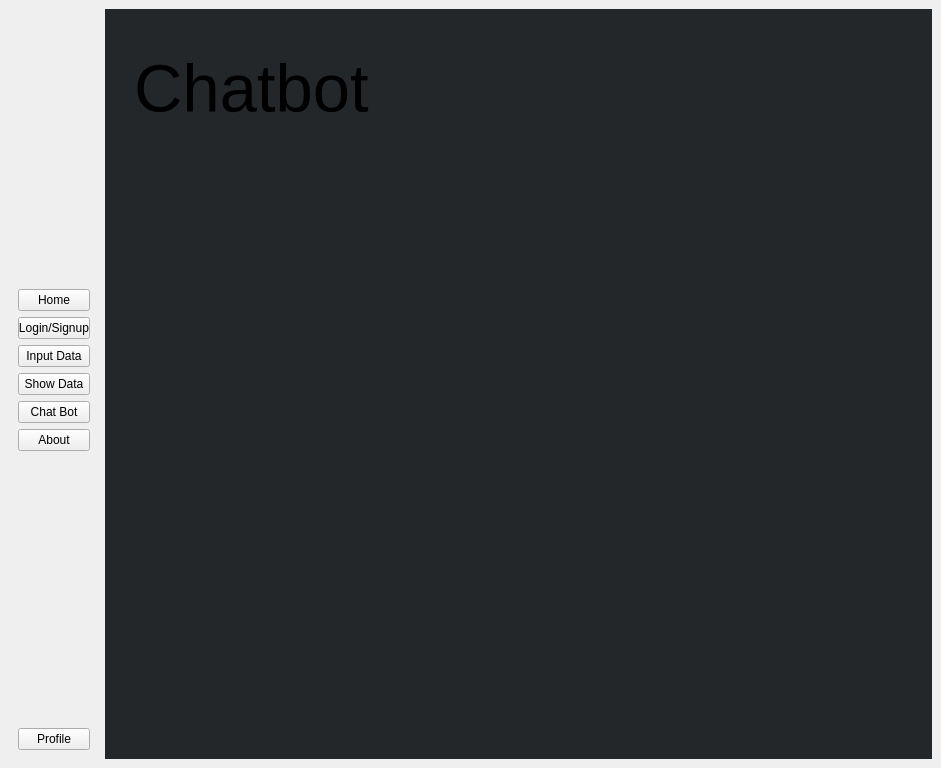
Old version of the form UI/Master.ui in the repository AtlasCJr/pfm.
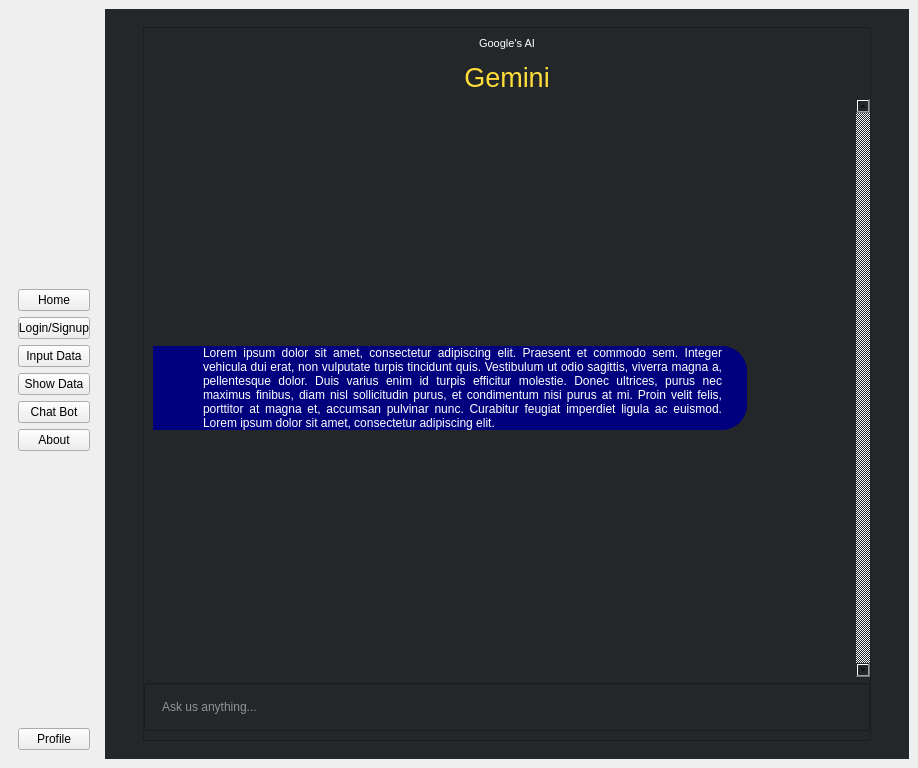
New version of the form. The open tabs and pages were chosen to show the change. Icons and pictures are not drawn.

```diff
--- a/UI/Master.ui
+++ b/UI/Master.ui
@@ -6,7 +6,7 @@
    <rect>
     <x>0</x>
     <y>0</y>
-    <width>941</width>
+    <width>918</width>
     <height>768</height>
    </rect>
   </property>
@@ -1136,24 +1136,220 @@
           </widget>
          </widget>
          <widget class="QWidget" name="chatBot">
-          <widget class="QLabel" name="label_5">
-           <property name="geometry">
-            <rect>
-             <x>20</x>
-             <y>20</y>
-             <width>291</width>
-             <height>101</height>
-            </rect>
-           </property>
-           <property name="font">
-            <font>
-             <pointsize>50</pointsize>
-            </font>
-           </property>
-           <property name="text">
-            <string>Chatbot</string>
-           </property>
-          </widget>
+          <layout class="QHBoxLayout" name="horizontalLayout_6">
+           <item>
+            <spacer name="horizontalSpacer_5">
+             <property name="orientation">
+              <enum>Qt::Horizontal</enum>
+             </property>
+             <property name="sizeType">
+              <enum>QSizePolicy::Minimum</enum>
+             </property>
+             <property name="sizeHint" stdset="0">
+              <size>
+               <width>20</width>
+               <height>20</height>
+              </size>
+             </property>
+            </spacer>
+           </item>
+           <item>
+            <widget class="QFrame" name="frame_7">
+             <property name="frameShape">
+              <enum>QFrame::StyledPanel</enum>
+             </property>
+             <property name="frameShadow">
+              <enum>QFrame::Raised</enum>
+             </property>
+             <layout class="QVBoxLayout" name="verticalLayout_8">
+              <property name="leftMargin">
+               <number>0</number>
+              </property>
+              <property name="rightMargin">
+               <number>0</number>
+              </property>
+              <item>
+               <widget class="QLabel" name="label_5">
+                <property name="sizePolicy">
+                 <sizepolicy hsizetype="Preferred" vsizetype="Maximum">
+                  <horstretch>0</horstretch>
+                  <verstretch>0</verstretch>
+                 </sizepolicy>
+                </property>
+                <property name="minimumSize">
+                 <size>
+                  <width>0</width>
+                  <height>50</height>
+                 </size>
+                </property>
+                <property name="maximumSize">
+                 <size>
+                  <width>16777215</width>
+                  <height>16777215</height>
+                 </size>
+                </property>
+                <property name="text">
+                 <string>&lt;!DOCTYPE HTML PUBLIC &quot;-//W3C//DTD HTML 4.0//EN&quot; &quot;http://www.w3.org/TR/REC-html40/strict.dtd&quot;&gt;
+&lt;html&gt;&lt;head&gt;&lt;meta name=&quot;qrichtext&quot; content=&quot;1&quot; /&gt;&lt;style type=&quot;text/css&quot;&gt;
+p, li { white-space: pre-wrap; }
+&lt;/style&gt;&lt;/head&gt;&lt;body style=&quot; font-family:'MS Shell Dlg 2'; font-size:8pt; font-weight:400; font-style:normal;&quot;&gt;
+&lt;p align=&quot;center&quot; style=&quot; margin-top:12px; margin-bottom:12px; margin-left:0px; margin-right:0px; -qt-block-indent:0; text-indent:0px;&quot;&gt;&lt;span style=&quot; color:#ffffff;&quot;&gt;Google's AI&lt;/span&gt;&lt;/p&gt;
+&lt;p align=&quot;center&quot; style=&quot; margin-top:12px; margin-bottom:12px; margin-left:0px; margin-right:0px; -qt-block-indent:0; text-indent:0px;&quot;&gt;&lt;span style=&quot; font-size:20pt; color:#fedd3b;&quot;&gt;Gemini&lt;/span&gt;&lt;/p&gt;&lt;/body&gt;&lt;/html&gt;</string>
+                </property>
+               </widget>
+              </item>
+              <item>
+               <widget class="QScrollArea" name="chatHandle">
+                <property name="styleSheet">
+                 <string notr="true">border: none;</string>
+                </property>
+                <property name="verticalScrollBarPolicy">
+                 <enum>Qt::ScrollBarAlwaysOn</enum>
+                </property>
+                <property name="horizontalScrollBarPolicy">
+                 <enum>Qt::ScrollBarAlwaysOff</enum>
+                </property>
+                <property name="sizeAdjustPolicy">
+                 <enum>QAbstractScrollArea::AdjustToContents</enum>
+                </property>
+                <property name="widgetResizable">
+                 <bool>true</bool>
+                </property>
+                <property name="alignment">
+                 <set>Qt::AlignLeading|Qt::AlignLeft|Qt::AlignVCenter</set>
+                </property>
+                <widget class="QWidget" name="scrollAreaWidgetContents">
+                 <property name="geometry">
+                  <rect>
+                   <x>0</x>
+                   <y>0</y>
+                   <width>697</width>
+                   <height>576</height>
+                  </rect>
+                 </property>
+                 <layout class="QVBoxLayout" name="verticalLayout_9">
+                  <item>
+                   <widget class="QFrame" name="chat1">
+                    <property name="sizePolicy">
+                     <sizepolicy hsizetype="Preferred" vsizetype="Maximum">
+                      <horstretch>0</horstretch>
+                      <verstretch>0</verstretch>
+                     </sizepolicy>
+                    </property>
+                    <property name="frameShape">
+                     <enum>QFrame::StyledPanel</enum>
+                    </property>
+                    <property name="frameShadow">
+                     <enum>QFrame::Raised</enum>
+                    </property>
+                    <layout class="QHBoxLayout" name="horizontalLayout_7">
+                     <property name="leftMargin">
+                      <number>0</number>
+                     </property>
+                     <property name="rightMargin">
+                      <number>0</number>
+                     </property>
+                     <item>
+                      <widget class="QLabel" name="label_8">
+                       <property name="sizePolicy">
+                        <sizepolicy hsizetype="Preferred" vsizetype="Maximum">
+                         <horstretch>0</horstretch>
+                         <verstretch>0</verstretch>
+                        </sizepolicy>
+                       </property>
+                       <property name="minimumSize">
+                        <size>
+                         <width>0</width>
+                         <height>50</height>
+                        </size>
+                       </property>
+                       <property name="styleSheet">
+                        <string notr="true">color: rgb(255, 255, 255);
+background-color: rgb(0, 0, 127);
+
+padding-left: 50px;
+padding-right: 25px;
+
+border-top-right-radius: 25px;
+border-bottom-right-radius: 25px;</string>
+                       </property>
+                       <property name="text">
+                        <string>Lorem ipsum dolor sit amet, consectetur adipiscing elit. Praesent et commodo sem. Integer vehicula dui erat, non vulputate turpis tincidunt quis. Vestibulum ut odio sagittis, viverra magna a, pellentesque dolor. Duis varius enim id turpis efficitur molestie. Donec ultrices, purus nec maximus finibus, diam nisl sollicitudin purus, et condimentum nisi purus at mi. Proin velit felis, porttitor at magna et, accumsan pulvinar nunc. Curabitur feugiat imperdiet ligula ac euismod. Lorem ipsum dolor sit amet, consectetur adipiscing elit.</string>
+                       </property>
+                       <property name="alignment">
+                        <set>Qt::AlignJustify|Qt::AlignVCenter</set>
+                       </property>
+                       <property name="wordWrap">
+                        <bool>true</bool>
+                       </property>
+                      </widget>
+                     </item>
+                     <item>
+                      <spacer name="horizontalSpacer_7">
+                       <property name="orientation">
+                        <enum>Qt::Horizontal</enum>
+                       </property>
+                       <property name="sizeType">
+                        <enum>QSizePolicy::Maximum</enum>
+                       </property>
+                       <property name="sizeHint" stdset="0">
+                        <size>
+                         <width>100</width>
+                         <height>20</height>
+                        </size>
+                       </property>
+                      </spacer>
+                     </item>
+                    </layout>
+                   </widget>
+                  </item>
+                 </layout>
+                </widget>
+               </widget>
+              </item>
+              <item>
+               <widget class="QLineEdit" name="userChatInput">
+                <property name="sizePolicy">
+                 <sizepolicy hsizetype="Expanding" vsizetype="Maximum">
+                  <horstretch>0</horstretch>
+                  <verstretch>0</verstretch>
+                 </sizepolicy>
+                </property>
+                <property name="autoFillBackground">
+                 <bool>false</bool>
+                </property>
+                <property name="styleSheet">
+                 <string notr="true">color: rgb(255, 255, 255);
+padding: 15px;</string>
+                </property>
+                <property name="text">
+                 <string/>
+                </property>
+                <property name="placeholderText">
+                 <string>Ask us anything...</string>
+                </property>
+               </widget>
+              </item>
+             </layout>
+            </widget>
+           </item>
+           <item>
+            <spacer name="horizontalSpacer_6">
+             <property name="orientation">
+              <enum>Qt::Horizontal</enum>
+             </property>
+             <property name="sizeType">
+              <enum>QSizePolicy::Minimum</enum>
+             </property>
+             <property name="sizeHint" stdset="0">
+              <size>
+               <width>20</width>
+               <height>20</height>
+              </size>
+             </property>
+            </spacer>
+           </item>
+          </layout>
          </widget>
          <widget class="QWidget" name="profile">
           <widget class="QLabel" name="label_6">
```
Left out of the diff: 4 changed lines with no effect on the pictures.
